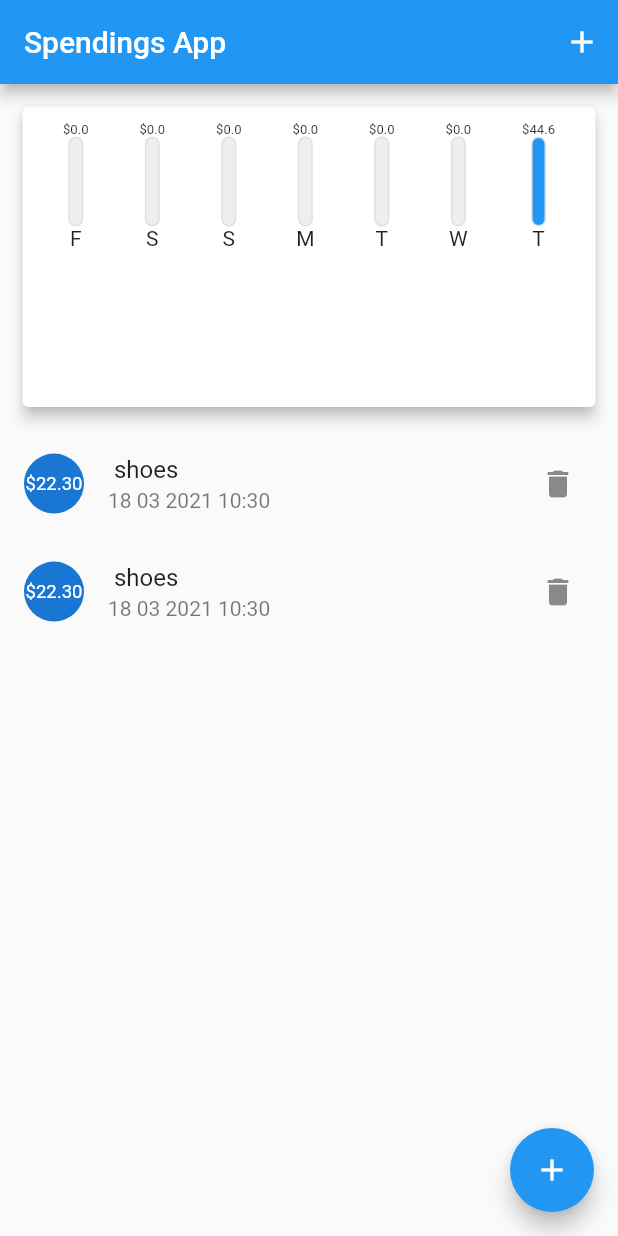
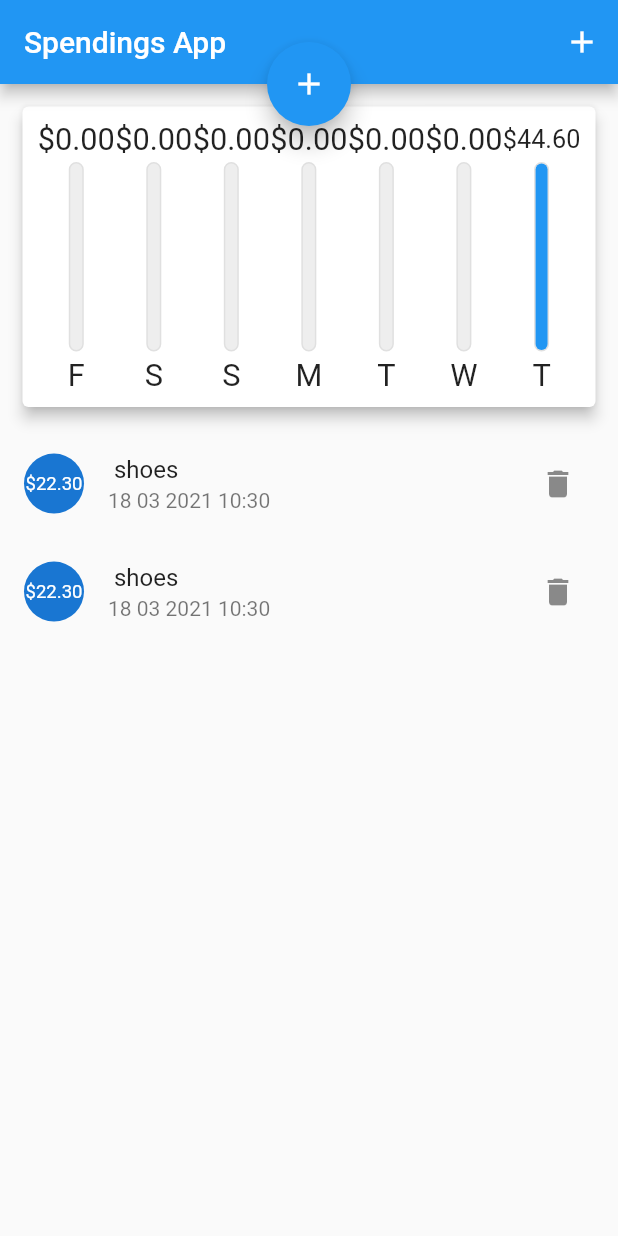
Before and after one commit to TariqHattab/spendings_app, a Flutter app: the screen it shows after launch, on a phone screen of 412 x 824 dp. Run offline on Flutter 3.47's test engine with Material 2 defaults, Android fonts, the phone set to English and light mode, and no system bars.

Commit message:
commit 2

```diff
--- a/lib/main.dart
+++ b/lib/main.dart
@@ -45,6 +45,7 @@ class MyHomePage extends StatelessWidget {
         ],
       ),
       body: Body(),
+      floatingActionButtonLocation: FloatingActionButtonLocation.centerTop,
       floatingActionButton: FloatingActionButton(
         onPressed: () {
           showBottomSheet(context, inputFields);
--- a/lib/providers/transactions_provider.dart
+++ b/lib/providers/transactions_provider.dart
@@ -12,6 +12,9 @@ class Transactions with ChangeNotifier {
   }
 
   double get totalAmount {
+    if (_transactions.isEmpty) {
+      return 0;
+    }
     double total = 0;
     _transactions.fold(
         total, (previousValue, element) => total += element.amount);
@@ -19,13 +22,16 @@ class Transactions with ChangeNotifier {
   }
 
   List<double> get amountForEachDay {
+    if (_transactions.isEmpty) {
+      return [0, 0, 0, 0, 0, 0, 0];
+    }
     List<double> list = [];
     DateTime now = DateTime.now();
     for (var i = 6; i >= 0; i--) {
       double total = 0;
       _transactions
-          .where((tx) =>
-              tx.date.day.compareTo(now.subtract(Duration(days: i)).day) == 0)
+          .where((tx) => //check if
+              tx.date.day == now.subtract(Duration(days: i)).day)
           .fold(total, (prev, tx) => total += tx.amount);
       list.add(total);
     }
--- a/lib/widget/chart.dart
+++ b/lib/widget/chart.dart
@@ -1,7 +1,7 @@
 import 'package:flutter/material.dart';
 import 'package:provider/provider.dart';
-import 'package:intl/intl.dart';
 
+import '../widget/chart_bar.dart';
 import '../providers/transactions_provider.dart';
 
 class Chart extends StatelessWidget {
@@ -20,48 +20,19 @@ class Chart extends StatelessWidget {
                   crossAxisAlignment: CrossAxisAlignment.center,
                   mainAxisAlignment: MainAxisAlignment.spaceAround,
                   children: weekList
-                      .map((amountDay) => ChartBar(
-                          amount: amountDay,
-                          fraction: amountDay / totalAmount,
-                          date: DateTime.now().subtract(Duration(days: i--))))
+                      .map((amountEachDay) => Flexible(
+                            child: ChartBar(
+                              amount: amountEachDay,
+                              fraction: totalAmount == 0
+                                  ? 0
+                                  : amountEachDay / totalAmount,
+                              date:
+                                  DateTime.now().subtract(Duration(days: i--)),
+                            ),
+                          ))
                       .toList(),
                 ),
               ),
             ));
   }
 }
-
-class ChartBar extends StatelessWidget {
-  final double amount;
-  final double fraction;
-  final DateTime date;
-
-  const ChartBar({Key key, this.amount, this.fraction, this.date})
-      : super(key: key);
-
-  @override
-  Widget build(BuildContext context) {
-    return Column(
-      children: [
-        Container(height: 10, child: FittedBox(child: Text('\$$amount'))),
-        Container(
-          height: 60,
-          width: 10,
-          decoration: BoxDecoration(
-              color: Colors.grey.shade200,
-              borderRadius: BorderRadius.circular(5),
-              border: Border.all(width: 1, color: Colors.grey.shade300)),
-          child: FractionallySizedBox(
-            heightFactor: fraction,
-            alignment: Alignment.bottomCenter,
-            child: Container(
-              decoration: BoxDecoration(
-                  color: Colors.blue, borderRadius: BorderRadius.circular(5)),
-            ),
-          ),
-        ),
-        Text(DateFormat.E().format(date)[0])
-      ],
-    );
-  }
-}
--- /dev/null
+++ b/lib/widget/chart_bar.dart
@@ -0,0 +1,53 @@
+import 'package:flutter/material.dart';
+import 'package:intl/intl.dart';
+
+class ChartBar extends StatelessWidget {
+  final double amount;
+  final double fraction;
+  final DateTime date;
+
+  const ChartBar({
+    Key key,
+    this.amount,
+    this.fraction,
+    this.date,
+  }) : super(key: key);
+
+  @override
+  Widget build(BuildContext context) {
+    return LayoutBuilder(
+      builder: (ctx, constraints) => Column(
+        children: [
+          Container(
+              height: constraints.maxHeight * .13,
+              child: FittedBox(child: Text('\$${amount.toStringAsFixed(2)}'))),
+          SizedBox(
+            height: constraints.maxHeight * .02,
+          ),
+          Container(
+            height: constraints.maxHeight * .7,
+            width: 10,
+            decoration: BoxDecoration(
+                color: Colors.grey.shade200,
+                borderRadius: BorderRadius.circular(5),
+                border: Border.all(width: 1, color: Colors.grey.shade300)),
+            child: FractionallySizedBox(
+              heightFactor: fraction,
+              alignment: Alignment.bottomCenter,
+              child: Container(
+                decoration: BoxDecoration(
+                    color: Colors.blue, borderRadius: BorderRadius.circular(5)),
+              ),
+            ),
+          ),
+          SizedBox(
+            height: constraints.maxHeight * .02,
+          ),
+          Container(
+              height: constraints.maxHeight * .13,
+              child: FittedBox(child: Text(DateFormat.E().format(date)[0])))
+        ],
+      ),
+    );
+  }
+}
--- a/lib/widget/transaction_item.dart
+++ b/lib/widget/transaction_item.dart
@@ -22,6 +22,29 @@ class TransactionItem extends StatelessWidget {
         alignment: Alignment.centerRight,
         child: Icon(Icons.delete, size: 40, color: Colors.white),
       ),
+      confirmDismiss: (_) {
+        return showDialog(
+            context: context,
+            builder: (ctx) {
+              return AlertDialog(
+                title: Text('Are you sure?'),
+                actions: [
+                  ElevatedButton(
+                      onPressed: () {
+                        Navigator.of(context).pop(true);
+                      },
+                      child: Text('yes')),
+                  TextButton(
+                      onPressed: () {
+                        Navigator.of(context).pop(false);
+                      },
+                      child: Text('no')),
+                ],
+                content: Text('do your want to delete this transaction'),
+              );
+            });
+      },
+      direction: DismissDirection.endToStart,
       onDismissed: (_) {
         Provider.of<Transactions>(context, listen: false)
             .removeTransaction(transaction);
```
